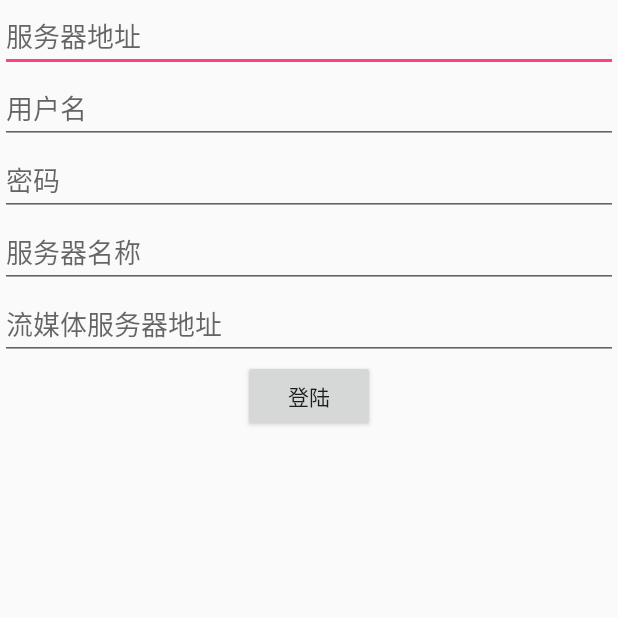
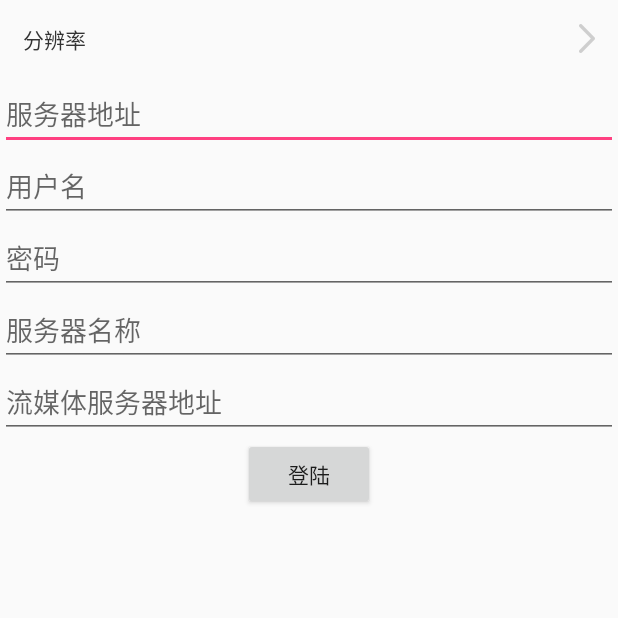
Before and after one commit to Charles-Zeng/AndroidPusher, an Android app: the screen it shows after launch (LoginActivity), on a phone screen of 412 x 824 dp, the top half of it. Run offline under Robolectric (Android 15) with nearby library versions, the phone set to English and light mode, and no system bars.

Commit message:
适配华为+荣耀手机厂商，添加界面登陆新增分辨率

```diff
--- /dev/null
+++ b/app/src/main/java/com/blueberry/media/FVDialog.java
@@ -0,0 +1,93 @@
+package com.blueberry.media;
+
+import android.app.Dialog;
+import android.content.Context;
+import android.hardware.Camera;
+import android.view.LayoutInflater;
+import android.view.View;
+import android.view.ViewGroup;
+import android.widget.AdapterView;
+import android.widget.BaseAdapter;
+import android.widget.ListView;
+import android.widget.TextView;
+
+import java.util.List;
+
+/**
+ *
+ * @author 邓治民
+ * date 2017/8/29 18:43
+ */
+public class FVDialog extends Dialog {
+
+    private List<Camera.Size> list;
+
+    public FVDialog(Context context, final FVDialogListener listener) {
+        super(context);
+        setContentView(R.layout.activity_fv);
+        ListView lv_listview = (ListView) findViewById(R.id.lv_listview);
+        //获取摄像头支持的分辨率
+        Camera  camera = Camera.open();
+        Camera.Parameters parameters = camera.getParameters();
+        list = parameters.getSupportedPreviewSizes();
+        //List<Camera.Size> supportedPictureSizes = parameters.getSupportedPictureSizes();
+        lv_listview.setAdapter(new FVAdapter(list));
+        lv_listview.setOnItemClickListener(new AdapterView.OnItemClickListener() {
+            @Override
+            public void onItemClick(AdapterView<?> parent, View view, int position, long id) {
+                Camera.Size size = list.get(position);
+                if(null != listener)
+                    listener.fVListener(size);
+                dismiss();
+            }
+        });
+    }
+
+    private class FVAdapter extends BaseAdapter {
+
+        private List<Camera.Size> list;
+
+        FVAdapter(List<Camera.Size> list){
+            this.list = list;
+        }
+
+        @Override
+        public int getCount() {
+            return list.size();
+        }
+
+        @Override
+        public Object getItem(int position) {
+            return list.get(position);
+        }
+
+        @Override
+        public long getItemId(int position) {
+            return position;
+        }
+
+        @Override
+        public View getView(int position, View convertView, ViewGroup parent) {
+            ViewHolder viewHolder;
+            if(null == convertView){
+                convertView = LayoutInflater.from(parent.getContext()).inflate(R.layout.item_fv,null,false);
+                viewHolder = new ViewHolder();
+                viewHolder.tv_fv = (TextView) convertView.findViewById(R.id.tv_fv);
+                convertView.setTag(viewHolder);
+            }else{
+                viewHolder = (ViewHolder) convertView.getTag();
+            }
+            Camera.Size size = list.get(position);
+            viewHolder.tv_fv.setText(size.width+"*"+size.height);
+            return convertView;
+        }
+    }
+
+    private class ViewHolder {
+        TextView tv_fv;
+    }
+
+    public interface FVDialogListener{
+        void fVListener(Camera.Size size);
+    }
+}
--- a/app/src/main/java/com/blueberry/media/GlobalContextValue.java
+++ b/app/src/main/java/com/blueberry/media/GlobalContextValue.java
@@ -15,4 +15,6 @@ public class GlobalContextValue {
     public static  String DeviceIMEI; //设备MAC地址
     public static  String DeviceGPS; //设备MAC地址
     public static  String DeviceBrand; //手机厂商
+    public static  int width; //分辨率宽度
+    public static  int height; //分辨长度
 }
--- a/app/src/main/java/com/blueberry/media/LoginActivity.java
+++ b/app/src/main/java/com/blueberry/media/LoginActivity.java
@@ -2,16 +2,14 @@ package com.blueberry.media;
 
 import android.Manifest;
 import android.app.Activity;
-import android.content.BroadcastReceiver;
 import android.content.Context;
 import android.content.Intent;
-import android.content.IntentFilter;
 import android.content.pm.PackageManager;
+import android.hardware.Camera;
 import android.location.Criteria;
 import android.location.LocationManager;
 import android.os.Bundle;
 import android.support.v4.app.ActivityCompat;
-import android.support.v4.content.LocalBroadcastManager;
 import android.telephony.TelephonyManager;
 import android.view.View;
 import android.widget.Button;
@@ -19,10 +17,7 @@ import android.widget.EditText;
 import android.widget.TextView;
 import android.widget.Toast;
 
-import java.io.BufferedWriter;
-import java.net.InetSocketAddress;
 import java.net.NetworkInterface;
-import java.net.Socket;
 import java.net.SocketException;
 
 /**
@@ -33,30 +28,40 @@ public class LoginActivity extends Activity {
     private Button my_button = null;
     private EditText ServiceIP, username,password,ServiceName, VedioServiceIP;
     private String serviceip, user, pwd, servicename,vedioserviceip;
-    private TextView log;
-    public static final int CONNENTED = 0;
-    public static final int UPDATALOG = 1;
-    private Socket socket;
-    private BufferedWriter writer;
-    private InetSocketAddress isa = null;
-    private String logMsg;
     private static final String TAG = "LoginActivity";
-    private MessageBroadcastReceiver receiver;
+    //新增dialog界面显示摄像头分辨率
+    private FVDialog fvDialog;
+    private TextView ej_tv_title;
+    private Camera.Size mSize;
     @Override
     public void onCreate(Bundle savedInstanceState) {
         super.onCreate(savedInstanceState);
         setContentView(R.layout.activity_login);
         SysApplication.getInstance().addActivity(this);
+        ej_tv_title = (TextView) findViewById(R.id.ej_tv_title);
         my_button = (Button)findViewById(R.id.btn_login);
         my_button.setText( "登陆" );
         my_button.setOnClickListener(new MyButtonListener());
+        //创建对话框显示摄像头支持分辨率
+        fvDialog = new FVDialog(this, new FVDialog.FVDialogListener() {
+            @Override
+            public void fVListener(Camera.Size size) {
+                ej_tv_title.setText(size.width+"*"+size.height);
+                mSize = size;
+            }
+        });
+        findViewById(R.id.lv_ll_fv).setOnClickListener(new View.OnClickListener() {
+            @Override
+            public void onClick(View v) {
+                fvDialog.show();
+            }
+        });
     }
     class MyButtonListener implements View.OnClickListener {
         public void onClick(View v) {
             // TODO Auto-generated method stub
             //初始化从界面上获取的值
             GetInputData();
-            //registerBroadcast();
             //判断输入值是否为空
             if(!ValueIsEmpty())
             {
@@ -74,23 +79,18 @@ public class LoginActivity extends Activity {
     private void GetInputData() {
         //服务器ip地址获取
         ServiceIP = (EditText) findViewById(R.id.edittextSerIP);
-        // 获得文本框中的用户
         serviceip = ServiceIP.getText().toString().trim();
         //用户名获取
         username = (EditText) findViewById(R.id.edittextName);
-        // 获得文本框中的用户
         user = username.getText().toString().trim();
         //密码获取
         password = (EditText) findViewById(R.id.edittextPass);
-        // 获得文本框中的用户
         pwd = password.getText().toString().trim();
         //服务名称
         ServiceName = (EditText) findViewById(R.id.edittextSerName);
-        // 获得文本框中的用户
         servicename = ServiceName.getText().toString().trim();
         //视频转发服务器的地址获取
         VedioServiceIP = (EditText) findViewById(R.id.edittextVedioIP);
-        // 获得文本框中的用户
         vedioserviceip = VedioServiceIP.getText().toString().trim();
         //从界面上的值获取下来存放在全局类中存放
         GlobalContextValue.ServiceIP = serviceip;
@@ -101,6 +101,8 @@ public class LoginActivity extends Activity {
         GlobalContextValue.DeviceMacAddress = getMac();
         GlobalContextValue.DeviceIMEI = getIMEI();
         GlobalContextValue.DeviceBrand = getDeviceBrand();
+        GlobalContextValue.width = mSize.width;
+        GlobalContextValue.height = mSize.height;
     }
 
     private void setSocket() {
@@ -114,39 +116,32 @@ public class LoginActivity extends Activity {
             Toast.makeText(LoginActivity.this,"请输入服务器IP地址", Toast.LENGTH_LONG).show();
             return false;
         }
-        //判断IP输入框是否为空
+        //判断用户名输入框是否为空
         if(user.isEmpty()){
             Toast.makeText(LoginActivity.this,"请输入用户名", Toast.LENGTH_LONG).show();
             return false;
         }
-        //判断IP输入框是否为空
+        //判断密码输入框是否为空
         if(pwd.isEmpty()){
             Toast.makeText(LoginActivity.this,"请输入密码", Toast.LENGTH_LONG).show();
             return false;
         }
-        //判断IP输入框是否为空
+        //判断服务名输入框是否为空
         if(servicename.isEmpty()){
             Toast.makeText(LoginActivity.this,"请输入服务名称", Toast.LENGTH_LONG).show();
             return false;
         }
-        //判断IP输入框是否为空
+        //判断视频转发地址输入框是否为空
         if(vedioserviceip.isEmpty()){
             Toast.makeText(LoginActivity.this,"请输入视频转发IP地址", Toast.LENGTH_LONG).show();
             return false;
         }
+        //判断摄像头分辨率是否为空
+        if(GlobalContextValue.height == 0 | GlobalContextValue.width == 0){
+            Toast.makeText(LoginActivity.this,"请选择摄像头分辨率", Toast.LENGTH_LONG).show();
+            return false;
+        }
         return true;
-    }
-    private void registerBroadcast() {
-        receiver = new MessageBroadcastReceiver();
-        IntentFilter filter = new IntentFilter("com.commonlibrary.mina.broadcast");
-        LocalBroadcastManager.getInstance(this).registerReceiver(receiver, filter);
-    }
-    private class MessageBroadcastReceiver extends BroadcastReceiver {
-        @Override
-        public void onReceive(Context context, Intent intent) {
-
-            //receive_tv.setText(intent.getStringExtra("message"));
-        }
     }
     //获取本机mac地址
     /**
@@ -209,8 +204,7 @@ public class LoginActivity extends Activity {
         mLocationManager.getBestProvider(mCriteria,true);
         return GPSStrInfo;
     }
-
-    //获取本机GPS位置
+    //获取本机制造厂商
     public String getDeviceBrand() {
         return android.os.Build.BRAND;
     }
--- a/app/src/main/res/layout/activity_login.xml
+++ b/app/src/main/res/layout/activity_login.xml
@@ -8,6 +8,36 @@
     android:layout_height="match_parent"
     android:orientation="vertical"
     tools:context="com.blueberry.media.LoginActivity">
+    <LinearLayout
+        android:id="@+id/lv_ll_fv"
+        android:layout_width="match_parent"
+        android:orientation="horizontal"
+        android:layout_height="wrap_content">
+        <TextView
+            android:layout_width="wrap_content"
+            android:layout_height="wrap_content"
+            android:text="分辨率"
+            android:textColor="#333333"
+            android:padding="15dp"
+            android:gravity="center_vertical"
+            />
+        <TextView
+            android:id="@+id/ej_tv_title"
+            android:layout_width="0dp"
+            android:layout_weight="1"
+            android:layout_height="wrap_content"
+            android:textColor="#333333"
+            android:padding="15dp"
+            android:gravity="center_vertical"
+            />
+        <ImageView
+            android:layout_width="wrap_content"
+            android:layout_height="wrap_content"
+            android:src="@mipmap/ej_ic_arrow"
+            android:padding="15dp"
+            android:layout_gravity="center_vertical"
+            />
+    </LinearLayout>
     <EditText
         android:layout_width="fill_parent"
         android:layout_height="wrap_content"
```
Also changed, not shown: app/src/main/java/com/blueberry/media/MainActivity.java (+13 -11 lines), app/src/main/res/layout/activity_fv.xml (added, +12 -0 lines), app/src/main/res/layout/item_fv.xml (added, +15 -0 lines), app/src/main/res/mipmap-hdpi/ej_ic_arrow.png (added).
